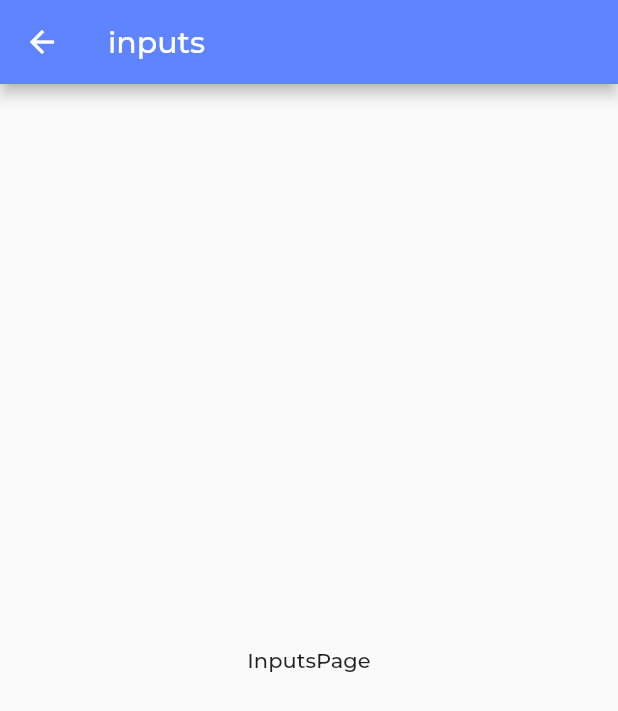
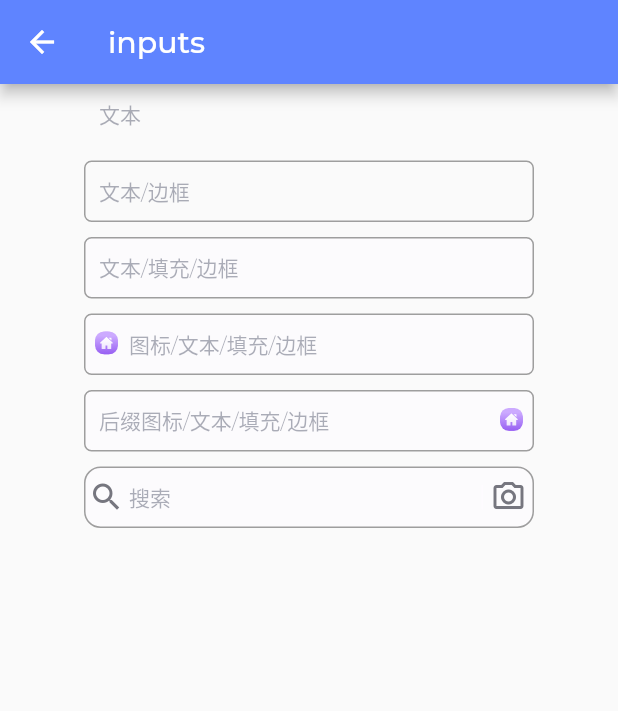
Before and after one commit to ChaoQunPeng/flutter_woo, a Flutter app: the InputsPage screen opened by its route, on a phone screen of 412 x 824 dp. Shown: the top 711 px of the screen. Run offline on Flutter 3.47's test engine with Material 3 defaults, Android fonts, the light colour scheme and no system bars; our stand-ins replace badges, dio, extended_image, flutter_svg, get, package_info_plus and 1 more; accounts and stored records are empty; statements that could not run were skipped; project files that could hold a hidden picture were left out.

Commit message:
✨ feat: 增加文本组件

```diff
--- a/lib/common/widgets/index.dart
+++ b/lib/common/widgets/index.dart
@@ -2,7 +2,7 @@
  * @Author: PengChaoQun 1152684231@qq.com
  * @Date: 2024-06-01 16:24:42
  * @LastEditors: PengChaoQun 1152684231@qq.com
- * @LastEditTime: 2024-06-04 10:57:30
+ * @LastEditTime: 2024-06-04 14:13:48
  * @FilePath: /flutter_woo_commerce_getx_learn/lib/common/widgets/index.dart
  * @Description:
  */
@@ -12,3 +12,4 @@
 export './icon.dart';
 export './image.dart';
 export './button.dart';
+export './input.dart';
--- /dev/null
+++ b/lib/common/widgets/input.dart
@@ -0,0 +1,358 @@
+import 'package:flutter/material.dart';
+import 'package:flutter/services.dart';
+
+import '../index.dart';
+
+enum InputWidgetType {
+  none,
+  text, // 文字
+  textBorder, // 边框
+  textFilled, // 填充/边框
+  iconTextFilled, // 图标/文本/填充/边框
+  suffixTextFilled, // 后缀图标/文本/填充/边框
+  search, // 搜索
+}
+
+/// 输入框
+class InputWidget extends StatelessWidget {
+  /// 输入框类型
+  final InputWidgetType type;
+
+  /// 事件 - 提交
+  final Function(String)? onSubmitted;
+
+  /// 事件 - tap
+  final Function()? onTap;
+
+  /// 事件 - change
+  final Function(String)? onChanged;
+
+  /// 输入控制器
+  final TextEditingController? controller;
+
+  /// 焦点
+  final FocusNode? focusNode;
+
+  /// 输入框提示文字
+  final String? hintText;
+
+  /// 键盘类型
+  final TextInputType? keyboardType;
+
+  /// 圆角
+  final double? borderRadius;
+
+  /// 密码
+  final bool isObscureText;
+
+  /// 只读
+  final bool readOnly;
+
+  /// 最大行数
+  final int? maxLines;
+
+  /// 最小行数
+  final int? minLines;
+
+  /// 字体
+  final double? fontSize;
+
+  /// 图标
+  final Widget? icon;
+  final Widget? suffixIcon;
+
+  /// 输入框确认操作方式
+  final TextInputAction? textInputAction;
+
+  /// 输入验证
+  final List<TextInputFormatter>? inputFormatters;
+
+  /// 填充颜色
+  final Color? fillColor;
+
+  /// 边框颜色
+  final Color? borderColor;
+
+  /// 内容 padding
+  final EdgeInsetsGeometry? contentPadding;
+
+  const InputWidget({
+    Key? key,
+    this.type = InputWidgetType.none,
+    this.onSubmitted,
+    this.controller,
+    this.focusNode,
+    this.hintText,
+    this.keyboardType,
+    this.isObscureText = false,
+    this.icon,
+    this.onTap,
+    this.readOnly = false,
+    this.maxLines,
+    this.minLines,
+    this.textInputAction,
+    this.fontSize,
+    this.inputFormatters,
+    this.fillColor,
+    this.suffixIcon,
+    this.contentPadding,
+    this.borderColor,
+    this.borderRadius,
+    this.onChanged,
+  }) : super(key: key);
+
+  /// 文本输入
+  const InputWidget.text({
+    Key? key,
+    this.type = InputWidgetType.text,
+    this.controller,
+    this.onSubmitted,
+    this.focusNode,
+    this.hintText,
+    this.keyboardType,
+    this.isObscureText = false,
+    this.icon,
+    this.onTap,
+    this.readOnly = false,
+    this.maxLines = 1,
+    this.minLines = 1,
+    this.textInputAction,
+    this.fontSize,
+    this.inputFormatters,
+    this.fillColor,
+    this.suffixIcon,
+    this.contentPadding,
+    this.borderColor,
+    this.borderRadius,
+    this.onChanged,
+  }) : super(key: key);
+
+  /// 文本输入 - 边框
+  const InputWidget.textBorder({
+    Key? key,
+    this.type = InputWidgetType.textBorder,
+    this.onSubmitted,
+    this.focusNode,
+    this.hintText,
+    this.keyboardType,
+    this.isObscureText = false,
+    this.icon,
+    this.onTap,
+    this.readOnly = false,
+    this.maxLines = 1,
+    this.minLines = 1,
+    this.textInputAction,
+    this.fontSize,
+    this.inputFormatters,
+    this.fillColor,
+    this.suffixIcon,
+    this.contentPadding,
+    this.borderColor,
+    this.borderRadius,
+    this.controller,
+    this.onChanged,
+  }) : super(key: key);
+
+  /// 文本输入 - 填充
+  InputWidget.textFilled({
+    Key? key,
+    this.type = InputWidgetType.textFilled,
+    Color? fillColor, // 输入颜色
+    this.onSubmitted,
+    this.focusNode,
+    this.hintText,
+    this.keyboardType,
+    this.isObscureText = false,
+    this.icon,
+    this.onTap,
+    this.readOnly = false,
+    this.maxLines = 1,
+    this.minLines = 1,
+    this.textInputAction,
+    this.fontSize,
+    this.inputFormatters,
+    this.suffixIcon,
+    this.contentPadding,
+    this.borderColor,
+    this.borderRadius,
+    this.onChanged,
+    this.controller,
+  })  : fillColor = fillColor ?? AppColors.surface.withOpacity(0.5),
+        super(key: key);
+
+  /// 文本输入 - 图标文本填充
+  InputWidget.iconTextFilled(
+    this.icon, {
+    Key? key,
+    this.type = InputWidgetType.iconTextFilled,
+    Color? fillColor, // 输入颜色
+    this.onSubmitted,
+    this.focusNode,
+    this.hintText,
+    this.keyboardType,
+    this.isObscureText = false,
+    this.onTap,
+    this.readOnly = false,
+    this.maxLines = 1,
+    this.minLines = 1,
+    this.textInputAction,
+    this.fontSize,
+    this.inputFormatters,
+    this.suffixIcon,
+    this.contentPadding,
+    this.borderColor,
+    this.borderRadius,
+    this.onChanged,
+    this.controller,
+  })  : fillColor = fillColor ?? AppColors.surface.withOpacity(0.5),
+        super(key: key);
+
+  /// 文本输入 - 后缀图标文本填充
+  InputWidget.suffixTextFilled(
+    this.suffixIcon, {
+    Key? key,
+    this.type = InputWidgetType.suffixTextFilled,
+    Color? fillColor, // 输入颜色
+    this.icon,
+    this.onSubmitted,
+    this.focusNode,
+    this.hintText,
+    this.keyboardType,
+    this.isObscureText = false,
+    this.onTap,
+    this.readOnly = false,
+    this.maxLines = 1,
+    this.minLines = 1,
+    this.textInputAction,
+    this.fontSize,
+    this.inputFormatters,
+    this.contentPadding,
+    this.borderColor,
+    this.borderRadius,
+    this.onChanged,
+    this.controller,
+  })  : fillColor = fillColor ?? AppColors.surface.withOpacity(0.5),
+        super(key: key);
+
+  /// 搜索
+  InputWidget.search({
+    Key? key,
+    this.type = InputWidgetType.search,
+    Color? fillColor, // 输入颜色
+    Widget? icon,
+    this.suffixIcon,
+    this.onSubmitted,
+    this.focusNode,
+    this.hintText,
+    this.keyboardType,
+    this.isObscureText = false,
+    this.onTap,
+    this.readOnly = false,
+    this.maxLines = 1,
+    this.minLines = 1,
+    this.textInputAction,
+    this.fontSize,
+    this.inputFormatters,
+    this.contentPadding,
+    this.borderColor,
+    this.borderRadius = 11,
+    this.onChanged,
+    this.controller,
+  })  : icon = icon ??
+            IconWidget.icon(
+              Icons.search,
+              color: AppColors.outline,
+            ),
+        fillColor = fillColor ?? AppColors.surface.withOpacity(0.5),
+        super(key: key);
+
+  // 边框
+  InputBorder? get _border {
+    switch (type) {
+      case InputWidgetType.none:
+      case InputWidgetType.text:
+        return InputBorder.none;
+      default:
+        return OutlineInputBorder(
+          borderSide:
+              BorderSide(color: borderColor ?? Colors.grey),
+          borderRadius: BorderRadius.all(
+              Radius.circular(borderRadius ?? AppRadius.input)),
+        );
+    }
+  }
+
+  // 尾部图标
+  Widget? get _suffixIcon {
+    switch (type) {
+      case InputWidgetType.search:
+        return <Widget>[
+          Container(
+            width: 1,
+            height: 16,
+            color: AppColors.surfaceVariant,
+          ).paddingRight(AppSpace.iconTextSmail),
+          suffixIcon ??
+              IconWidget.icon(
+                Icons.photo_camera_outlined,
+                color: AppColors.outline,
+              )
+        ].toRow().width(30).paddingRight(5);
+      default:
+        return suffixIcon;
+    }
+  }
+
+  @override
+  Widget build(BuildContext context) {
+    var inputBorder = _border;
+    return TextField(
+      onTap: onTap,
+      readOnly: readOnly,
+      autocorrect: false,
+      obscureText: isObscureText,
+      controller: controller,
+      focusNode: focusNode,
+      maxLines: maxLines,
+      minLines: minLines,
+      onSubmitted: onSubmitted,
+      onChanged: onChanged,
+      textInputAction: textInputAction,
+      style: AppTextStyles.bodyMedium?.copyWith(
+        fontSize: fontSize,
+        fontWeight: FontWeight.w500,
+        color: AppColors.secondary,
+      ),
+      keyboardType: keyboardType,
+      inputFormatters: inputFormatters,
+      decoration: InputDecoration(
+        fillColor: fillColor ?? Colors.transparent,
+        prefixIcon: icon,
+        prefixIconConstraints: const BoxConstraints(
+          minWidth: 30,
+          minHeight: 0,
+        ),
+        suffixIcon: _suffixIcon,
+        suffixIconConstraints: const BoxConstraints(
+          minWidth: 30,
+          minHeight: 0,
+        ),
+        hintText: hintText,
+        hintStyle: AppTextStyles.bodyMedium?.copyWith(
+          fontWeight: FontWeight.w300,
+          color: AppColors.secondary.withOpacity(0.5),
+        ),
+        contentPadding: contentPadding ?? AppSpace.edgeInput,
+        isCollapsed: true,
+        isDense: true,
+        filled: true,
+        border: inputBorder,
+        enabledBorder: inputBorder,
+        focusedBorder: inputBorder,
+        errorBorder: inputBorder,
+        focusedErrorBorder: inputBorder,
+        disabledBorder: inputBorder,
+      ),
+    );
+  }
+}
--- a/lib/pages/styles/inputs/view.dart
+++ b/lib/pages/styles/inputs/view.dart
@@ -1,4 +1,13 @@
+/*
+ * @Author: PengChaoQun 1152684231@qq.com
+ * @Date: 2024-06-01 18:13:50
+ * @LastEditors: PengChaoQun 1152684231@qq.com
+ * @LastEditTime: 2024-06-04 14:14:06
+ * @FilePath: /flutter_woo_commerce_getx_learn/lib/pages/styles/inputs/view.dart
+ * @Description:
+ */
 import 'package:flutter/material.dart';
+import 'package:flutter_woo_commerce_getx_learn/common/index.dart';
 import 'package:get/get.dart';
 
 import 'index.dart';
@@ -8,9 +17,51 @@
 
   // 主视图
   Widget _buildView() {
-    return const Center(
-      child: Text("InputsPage"),
+    return SingleChildScrollView(
+      child: _buildInputs().center(),
     );
+  }
+
+  Widget _buildInputs() {
+    return <Widget>[
+      /// 文本
+      const InputWidget.text(
+        hintText: "文本",
+      ).width(300).paddingBottom(AppSpace.listRow),
+
+      /// 文本/边框
+      const InputWidget.textBorder(
+        hintText: "文本/边框",
+      ).width(300).paddingBottom(AppSpace.listRow),
+
+      /// 文本/填充/边框
+      InputWidget.textFilled(
+        hintText: "文本/填充/边框",
+      ).width(300).paddingBottom(AppSpace.listRow),
+
+      /// 图标/文本/填充/边框
+      InputWidget.iconTextFilled(
+        IconWidget.svg(
+          AssetsSvgs.cHomeSvg,
+        ),
+        hintText: "图标/文本/填充/边框",
+      ).width(300).paddingBottom(AppSpace.listRow),
+
+      /// 后缀图标/文本/填充/边框
+      InputWidget.suffixTextFilled(
+        IconWidget.svg(
+          AssetsSvgs.cHomeSvg,
+        ),
+        hintText: "后缀图标/文本/填充/边框",
+      ).width(300).paddingBottom(AppSpace.listRow),
+
+      /// 搜索
+      InputWidget.search(
+        hintText: "搜索",
+      ).width(300).paddingBottom(AppSpace.listRow),
+
+      // end
+    ].toColumn();
   }
 
   @override
--- a/lib/pages/styles/style_index/view.dart
+++ b/lib/pages/styles/style_index/view.dart
@@ -2,7 +2,7 @@
  * @Author: PengChaoQun 1152684231@qq.com
  * @Date: 2024-06-01 17:48:51
  * @LastEditors: PengChaoQun 1152684231@qq.com
- * @LastEditTime: 2024-06-04 11:07:03
+ * @LastEditTime: 2024-06-04 14:14:32
  * @FilePath: /flutter_woo_commerce_getx_learn/lib/pages/styles/style_index/view.dart
  * @Description:
  */
@@ -18,6 +18,11 @@
   // 主视图
   Widget _buildView() {
     return Column(children: [
+      // Input 输入框
+      ListTile(
+        onTap: () => Get.toNamed(RouteNames.stylesInputs),
+        title: const TextWidget.body1("Input 输入框"),
+      ),
       // Button 按钮
       ListTile(
         onTap: () => Get.toNamed(RouteNames.stylesButtons),
```
